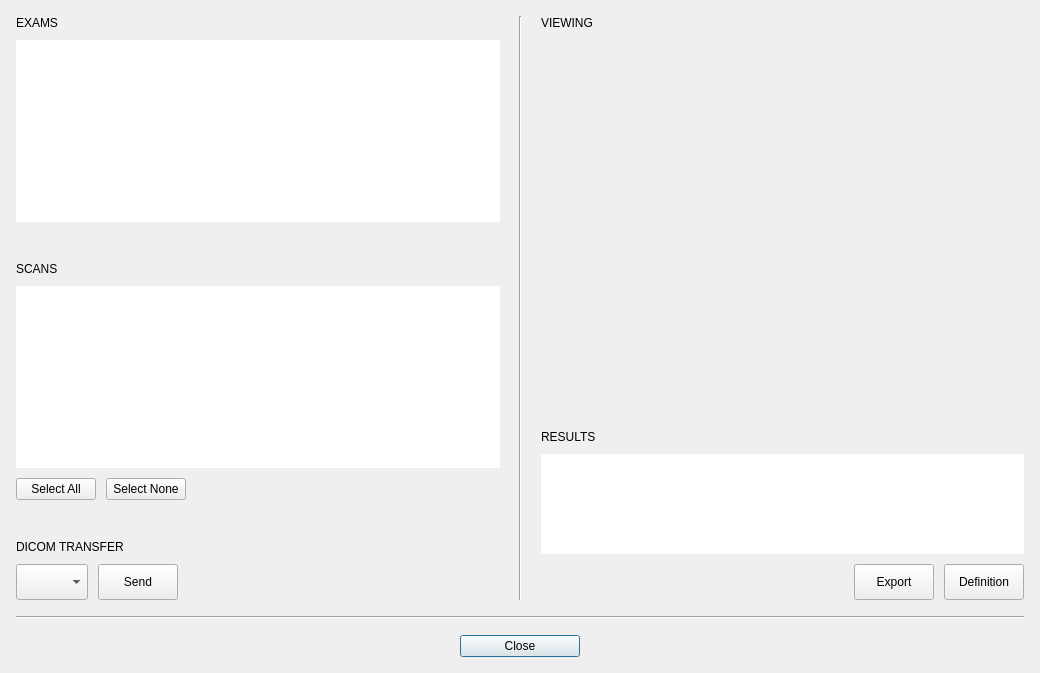
First picture: the form in services/ui/forms/studyviewer.ui, repository mri4all/console, before the edit.
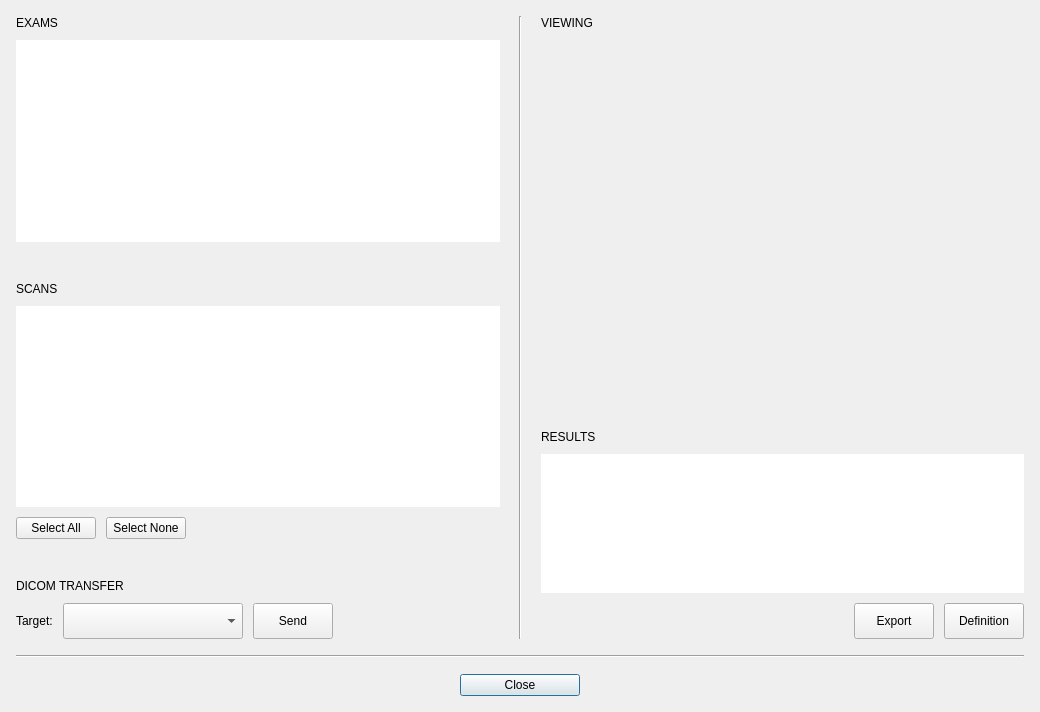
Second picture: the form after the edit.

```diff
--- a/services/ui/forms/studyviewer.ui
+++ b/services/ui/forms/studyviewer.ui
@@ -7,7 +7,7 @@
     <x>0</x>
     <y>0</y>
     <width>1040</width>
-    <height>645</height>
+    <height>712</height>
    </rect>
   </property>
   <property name="windowTitle">
@@ -172,11 +172,18 @@
          <property name="spacing">
           <number>10</number>
          </property>
+         <item>
+          <widget class="QLabel" name="label">
+           <property name="text">
+            <string>Target:</string>
+           </property>
+          </widget>
+         </item>
          <item>
           <widget class="QComboBox" name="dicomTargetComboBox">
            <property name="minimumSize">
             <size>
-             <width>0</width>
+             <width>180</width>
              <height>36</height>
             </size>
            </property>
```
